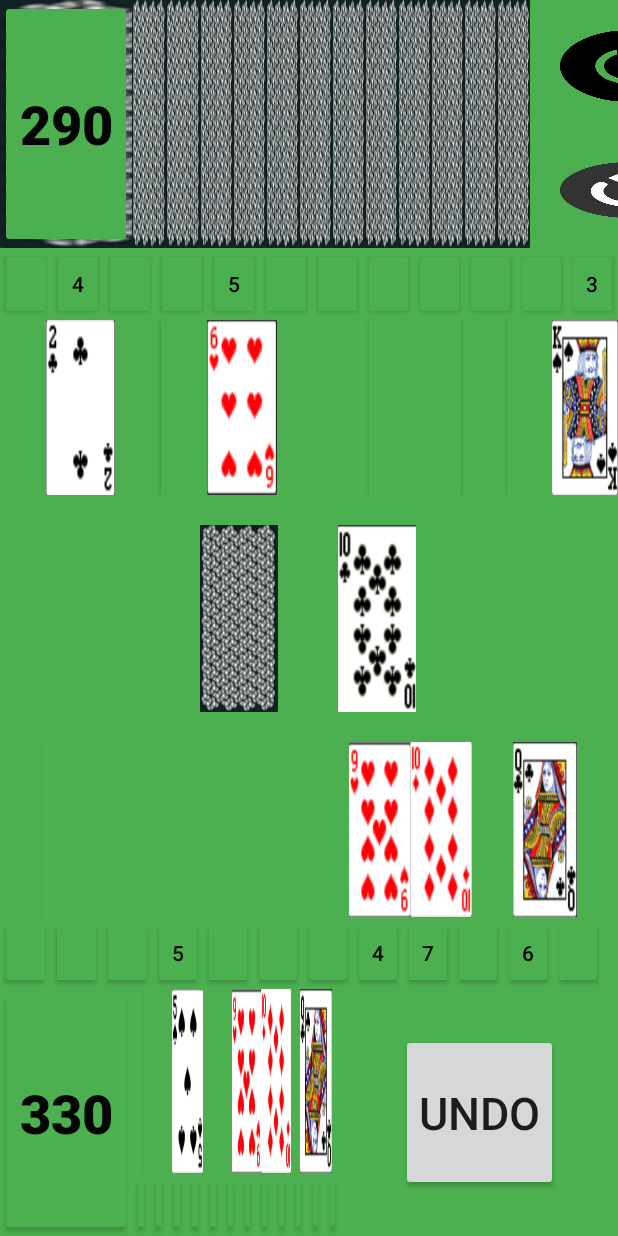
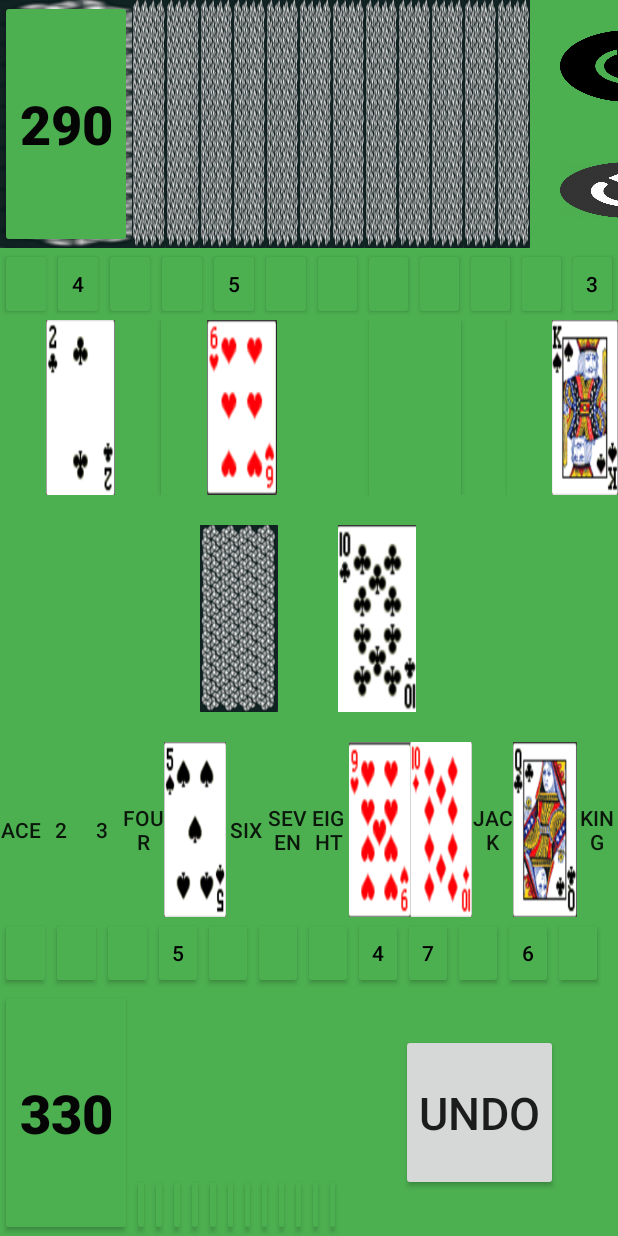
Before and after one commit to rhunter12/Canasta, an Android app: the layout main_activity.xml on its own in the app's theme, with its tools: preview values and no code run, on a phone screen of 412 x 824 dp. Run offline under Robolectric (Android 15) with nearby library versions, the phone set to English and light mode, and no system bars.

Commit message:
End of 11/9 meeting

```diff
--- a/app/src/main/res/layout/main_activity.xml
+++ b/app/src/main/res/layout/main_activity.xml
@@ -527,7 +527,8 @@
                     android:layout_width="wrap_content"
                     android:layout_height="match_parent"
                     android:layout_weight="1"
-                    android:background="#4CAF50" />
+                    android:background="#4CAF50"
+                    android:text="Ace" />
 
                 <Button
                     android:id="@+id/meld2"
@@ -535,7 +536,7 @@
                     android:layout_height="match_parent"
                     android:layout_weight="1"
                     android:background="#4CAF50"
-                    tools:visibility="invisible" />
+                    android:text="2" />
 
                 <Button
                     android:id="@+id/meld3"
@@ -543,7 +544,7 @@
                     android:layout_height="match_parent"
                     android:layout_weight="1"
                     android:background="#4CAF50"
-                    tools:visibility="invisible" />
+                    android:text="3" />
 
                 <Button
                     android:id="@+id/meld4"
@@ -551,15 +552,14 @@
                     android:layout_height="match_parent"
                     android:layout_weight="1"
                     android:background="#4CAF50"
-                    tools:visibility="invisible" />
+                    android:text="Four" />
 
                 <Button
                     android:id="@+id/meld5"
                     android:layout_width="wrap_content"
                     android:layout_height="match_parent"
                     android:layout_weight="1"
-                    android:background="@drawable/pica_five"
-                    android:visibility="invisible" />
+                    android:background="@drawable/pica_five" />
 
                 <Button
                     android:id="@+id/meld6"
@@ -567,7 +567,7 @@
                     android:layout_height="match_parent"
                     android:layout_weight="1"
                     android:background="#4CAF50"
-                    tools:visibility="invisible" />
+                    android:text="Six" />
 
                 <Button
                     android:id="@+id/meld7"
@@ -575,7 +575,7 @@
                     android:layout_height="match_parent"
                     android:layout_weight="1"
                     android:background="#4CAF50"
-                    tools:visibility="invisible" />
+                    android:text="Seven" />
 
                 <Button
                     android:id="@+id/meld8"
@@ -583,7 +583,7 @@
                     android:layout_height="match_parent"
                     android:layout_weight="1"
                     android:background="#4CAF50"
-                    tools:visibility="invisible" />
+                    android:text="Eight" />
 
                 <Button
                     android:id="@+id/meld9"
@@ -605,7 +605,7 @@
                     android:layout_height="match_parent"
                     android:layout_weight="1"
                     android:background="#4CAF50"
-                    tools:visibility="invisible" />
+                    android:text="Jack" />
 
                 <Button
                     android:id="@+id/meldQ"
@@ -620,7 +620,7 @@
                     android:layout_height="match_parent"
                     android:layout_weight="1"
                     android:background="#4CAF50"
-                    tools:visibility="invisible" />
+                    android:text="King" />
 
             </LinearLayout>
 
@@ -824,7 +824,9 @@
                             android:layout_width="wrap_content"
                             android:layout_height="match_parent"
                             android:layout_weight="1"
-                            android:background="#4CAF50" />
+                            android:background="#4CAF50"
+                            android:text="One"
+                            android:visibility="invisible" />
 
                         <Button
                             android:id="@+id/hand2"
@@ -832,6 +834,8 @@
                             android:layout_height="match_parent"
                             android:layout_weight="1"
                             android:background="#4CAF50"
+                            android:text="Two"
+                            android:visibility="invisible"
                             tools:visibility="invisible" />
 
                         <Button
@@ -840,6 +844,8 @@
                             android:layout_height="match_parent"
                             android:layout_weight="1"
                             android:background="#4CAF50"
+                            android:text="Three"
+                            android:visibility="invisible"
                             tools:visibility="invisible" />
 
                         <Button
@@ -848,6 +854,8 @@
                             android:layout_height="match_parent"
                             android:layout_weight="1"
                             android:background="#4CAF50"
+                            android:text="Four"
+                            android:visibility="invisible"
                             tools:visibility="invisible" />
 
                         <Button
@@ -855,7 +863,9 @@
                             android:layout_width="wrap_content"
                             android:layout_height="match_parent"
                             android:layout_weight="1"
-                            android:background="@drawable/pica_five" />
+                            android:background="@drawable/pica_five"
+                            android:text="Five"
+                            android:visibility="invisible" />
 
                         <Button
                             android:id="@+id/hand6"
@@ -863,6 +873,8 @@
                             android:layout_height="match_parent"
                             android:layout_weight="1"
                             android:background="#4CAF50"
+                            android:text="Six"
+                            android:visibility="invisible"
                             tools:visibility="invisible" />
 
                         <Button
@@ -871,6 +883,8 @@
                             android:layout_height="match_parent"
                             android:layout_weight="1"
                             android:background="#4CAF50"
+                            android:text="Seven"
+                            android:visibility="invisible"
                             tools:visibility="invisible" />
 
                         <Button
@@ -879,6 +893,8 @@
                             android:layout_height="match_parent"
                             android:layout_weight="1"
                             android:background="#4CAF50"
+                            android:text="Eight"
+                            android:visibility="invisible"
                             tools:visibility="invisible" />
 
                         <Button
@@ -886,14 +902,16 @@
                             android:layout_width="wrap_content"
                             android:layout_height="match_parent"
                             android:layout_weight="1"
-                            android:background="@drawable/hearts_nine" />
+                            android:background="@drawable/hearts_nine"
+                            android:visibility="invisible" />
 
                         <Button
                             android:id="@+id/hand10"
                             android:layout_width="wrap_content"
                             android:layout_height="match_parent"
                             android:layout_weight="1"
-                            android:background="@drawable/diamond_ten" />
+                            android:background="@drawable/diamond_ten"
+                            android:visibility="invisible" />
 
                         <Button
                             android:id="@+id/handJ"
@@ -901,6 +919,7 @@
                             android:layout_height="match_parent"
                             android:layout_weight="1"
                             android:background="#4CAF50"
+                            android:visibility="invisible"
                             tools:visibility="invisible" />
 
                         <Button
@@ -908,7 +927,8 @@
                             android:layout_width="wrap_content"
                             android:layout_height="match_parent"
                             android:layout_weight="1"
-                            android:background="@drawable/trebol_queen" />
+                            android:background="@drawable/trebol_queen"
+                            android:visibility="invisible" />
 
                         <Button
                             android:id="@+id/handK"
@@ -916,6 +936,7 @@
                             android:layout_height="match_parent"
                             android:layout_weight="1"
                             android:background="#4CAF50"
+                            android:visibility="invisible"
                             tools:visibility="invisible" />
 
                     </LinearLayout>
```
Also changed, not shown: app/src/main/java/edu/up/cs301/canasta/CanastaComputerPlayer1.java (+11 -4 lines), app/src/main/java/edu/up/cs301/canasta/CanastaGameState.java (+50 -11 lines), app/src/main/java/edu/up/cs301/canasta/CanastaLocalGame.java (+222 -48 lines), app/src/main/java/edu/up/cs301/canasta/CanastaPlayer.java (+26 -5 lines).
